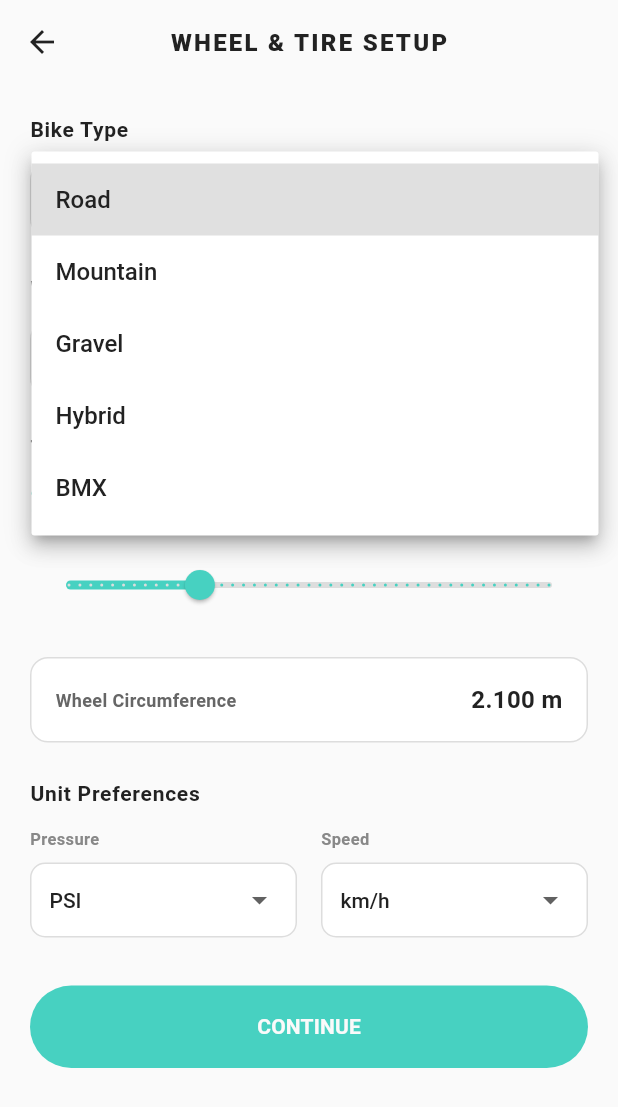
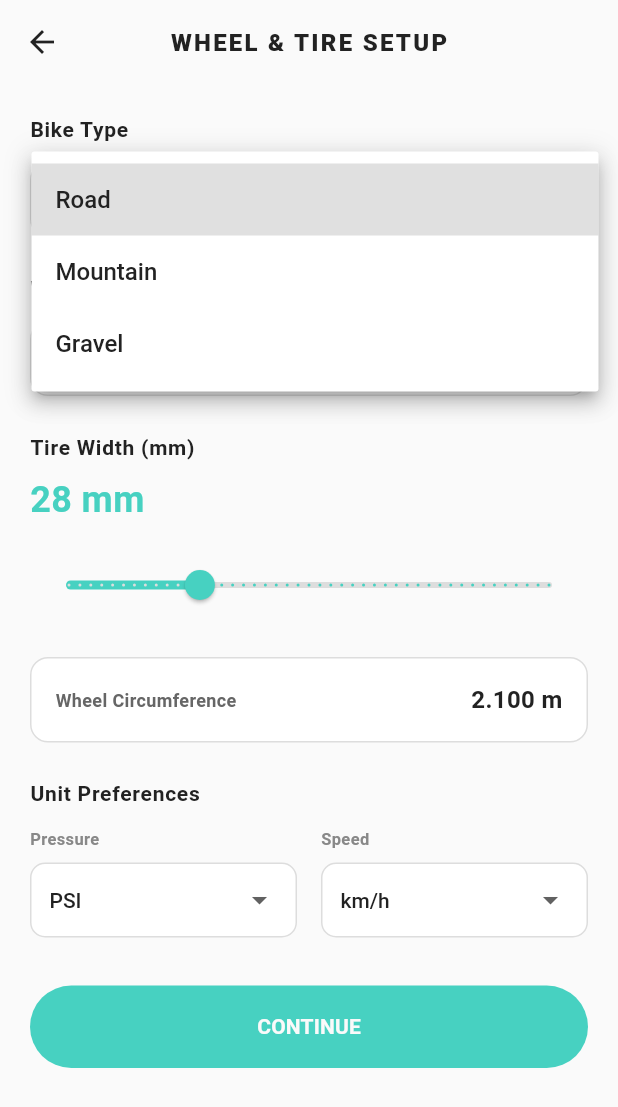
Before and after one commit to abramovychmax-cpu/under-preassure-tyre, a Flutter app: the WheelMetricsPage screen opened directly, after a tap on "Road", on a phone screen of 412 x 824 dp. Shown: the top 1107 px of the screen. Run offline on Flutter 3.47's test engine with Material 3 defaults, Android fonts, the phone set to English and light mode, and no system bars; our stand-ins replace fl_chart, flutter_blue_plus, geolocator, sensors_plus, shared_preferences, wakelock_plus; missing offline and left inert: fit_tool; accounts and stored records are empty.

Commit message:
UI standardization, MTB tire size support, FIT writer fixes, and flutter analyze cleanup

```diff
--- a/lib/analysis_page.dart
+++ b/lib/analysis_page.dart
@@ -625,15 +625,14 @@ class _AnalysisPageState extends State<AnalysisPage> {
     bool isFilled = false,
   }) {
     return SizedBox(
-      height: 56,
+      height: 55,
       child: ElevatedButton(
         onPressed: onPressed,
         style: ElevatedButton.styleFrom(
           backgroundColor: isFilled ? color : Colors.white,
           foregroundColor: isFilled ? Colors.white : color,
-          elevation: 0,
           shape: RoundedRectangleBorder(
-            borderRadius: BorderRadius.circular(12),
+            borderRadius: BorderRadius.circular(30),
             side: isFilled ? BorderSide.none : BorderSide(color: color.withAlpha((0.2 * 255).round()), width: 1.5),
           ),
         ),
--- a/lib/fit_writer.dart
+++ b/lib/fit_writer.dart
@@ -163,7 +163,7 @@ class FitWriter {
         ..avgSpeed = lapAvgSpeed
         ..avgPower = lapAvgPower
         ..sport = Sport.cycling
-        ..subSport = SubSport.cycling // Changed from numeric 0 if available, but cycling default is fine
+        ..subSport = SubSport.generic // Changed from numeric 0 if available, but cycling default is fine
         ..messageIndex = _laps.length - 1; // 0-based index of the lap we just finished
 
     _builder.add(lapMessage);
@@ -276,7 +276,7 @@ class FitWriter {
         ..avgSpeed = _recordCount > 0 ? _totalDistance / totalElapsedTime : 0.0
         ..avgPower = avgPower
         ..sport = Sport.cycling
-        ..subSport = SubSport.cycling
+        ..subSport = SubSport.generic
         ..numLaps = _laps.length;
 
       _builder.add(sessionMessage);
--- a/lib/recording_page.dart
+++ b/lib/recording_page.dart
@@ -152,7 +152,9 @@ class _RecordingPageState extends State<RecordingPage> {
 
             const SizedBox(height: 10),
 
-            SizedBox(
+            Padding(
+              padding: const EdgeInsets.symmetric(horizontal: 20.0),
+              child: SizedBox(
                 width: double.infinity,
                 height: 55,
                 child: ElevatedButton(
@@ -171,6 +173,7 @@ class _RecordingPageState extends State<RecordingPage> {
                   child: const Text(
                     'RUN COMPLETE',
                     style: TextStyle(fontWeight: FontWeight.bold, fontSize: 16),
+                  ),
                 ),
               ),
             ),
--- a/lib/wheel_metrics_page.dart
+++ b/lib/wheel_metrics_page.dart
@@ -58,7 +58,7 @@ class _WheelMetricsPageState extends State<WheelMetricsPage> {
 
       // Ensure tire width is in valid range
       if (_selectedTireWidth < 16) _selectedTireWidth = 16;
-      if (_selectedTireWidth > 60) _selectedTireWidth = 60;
+      if (_selectedTireWidth > 100) _selectedTireWidth = 100; // Allow up to ~4.0" (100mm)
     });
   }
 
@@ -129,7 +129,7 @@ class _WheelMetricsPageState extends State<WheelMetricsPage> {
                       underline: const SizedBox(),
                       style: const TextStyle(color: Color(0xFF222222), fontSize: 16, fontWeight: FontWeight.w500),
                       dropdownColor: Colors.white,
-                      items: ['Road', 'Mountain', 'Gravel', 'Hybrid', 'BMX']
+                      items: ['Road', 'Mountain', 'Gravel']
                           .map((type) => DropdownMenuItem(
                                 value: type,
                                 child: Text(type, style: const TextStyle(color: Color(0xFF222222))),
@@ -137,7 +137,17 @@ class _WheelMetricsPageState extends State<WheelMetricsPage> {
                           .toList(),
                       onChanged: (value) {
                         if (value != null) {
-                          setState(() => _selectedBikeType = value);
+                          setState(() {
+                            _selectedBikeType = value;
+                            // Auto-adjust default tire width based on type
+                            if (_selectedBikeType == 'Mountain') {
+                               if (_selectedTireWidth < 38) _selectedTireWidth = 56; // Default to ~2.2"
+                            } else {
+                               // For Road/Gravel, keep within standard range
+                               if (_selectedTireWidth > 60) _selectedTireWidth = 28;
+                               if (_selectedTireWidth < 16) _selectedTireWidth = 28;
+                            }
+                          });
                           _calculateAndSaveCircumference();
                         }
                       },
@@ -185,9 +195,9 @@ class _WheelMetricsPageState extends State<WheelMetricsPage> {
                   const SizedBox(height: 24),
 
                   // Tire Width with slider (1mm increments)
-                  const Text(
-                    'Tire Width (mm)',
-                    style: TextStyle(
+                  Text(
+                    'Tire Width (${_selectedBikeType == 'Mountain' ? 'inches' : 'mm'})',
+                    style: const TextStyle(
                       fontSize: 14,
                       fontWeight: FontWeight.bold,
                       color: Color(0xFF222222),
@@ -196,7 +206,9 @@ class _WheelMetricsPageState extends State<WheelMetricsPage> {
                   ),
                   const SizedBox(height: 8),
                   Text(
-                    '$_selectedTireWidth mm',
+                    _selectedBikeType == 'Mountain'
+                        ? '${(_selectedTireWidth / 25.4).toStringAsFixed(2)}"'
+                        : '$_selectedTireWidth mm',
                     style: const TextStyle(
                       fontSize: 24,
                       fontWeight: FontWeight.bold,
@@ -205,10 +217,13 @@ class _WheelMetricsPageState extends State<WheelMetricsPage> {
                   ),
                   const SizedBox(height: 16),
                   Slider(
-                    value: _selectedTireWidth.toDouble(),
-                    min: 16,
-                    max: 60,
-                    divisions: 44, // 16-60 = 44 increments = 1mm each
+                    value: _selectedTireWidth.toDouble().clamp(
+                      _selectedBikeType == 'Mountain' ? 38.0 : 16.0,
+                      _selectedBikeType == 'Mountain' ? 76.0 : 60.0,
+                    ),
+                    min: _selectedBikeType == 'Mountain' ? 38.0 : 16.0,
+                    max: _selectedBikeType == 'Mountain' ? 76.0 : 60.0,
+                    divisions: _selectedBikeType == 'Mountain' ? 38 : 44,
                     activeColor: const Color(0xFF47D1C1),
                     inactiveColor: cardBorder,
                     onChanged: (value) {
@@ -354,7 +369,7 @@ class _WheelMetricsPageState extends State<WheelMetricsPage> {
                     height: 55,
                     child: ElevatedButton(
                       style: ElevatedButton.styleFrom(
-                        backgroundColor: const Color(0xFF47D1C1),
+                        backgroundColor: accentGemini,
                         foregroundColor: bgLight,
                         shape: RoundedRectangleBorder(borderRadius: BorderRadius.circular(30)),
                         elevation: 0,
```
Also changed, not shown: lib/constant_power_instructions.dart (+4 -3 lines), lib/lap_efficiency_instructions.dart (+4 -3 lines), lib/sensor_service.dart (+30 -30 lines), 1 other file. Lines whose indentation alone changed are shown as unchanged.
